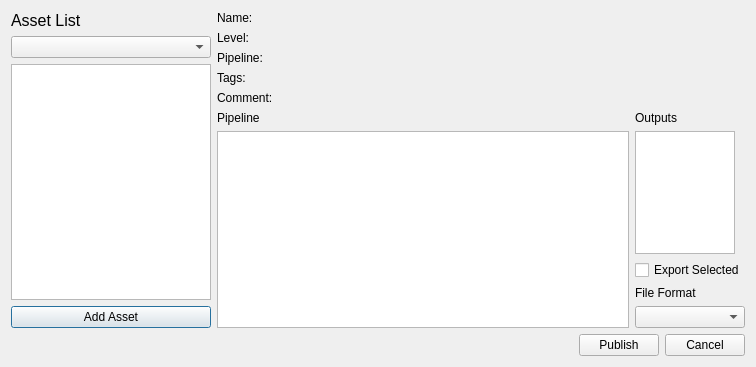
tkideneb1999/GameAssetPipelineProgram, file BlenderAddon/exportWizard_GUI.ui: the form before one commit.
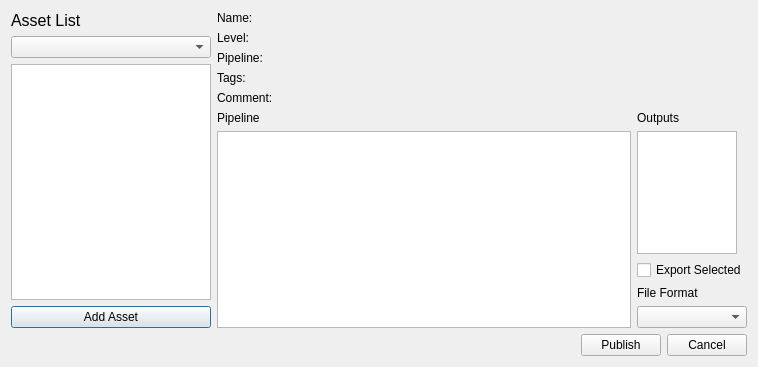
The form after the commit.

Patch:
```diff
--- a/BlenderAddon/exportWizard_GUI.ui
+++ b/BlenderAddon/exportWizard_GUI.ui
@@ -6,7 +6,7 @@
    <rect>
     <x>0</x>
     <y>0</y>
-    <width>756</width>
+    <width>758</width>
     <height>367</height>
    </rect>
   </property>
```
